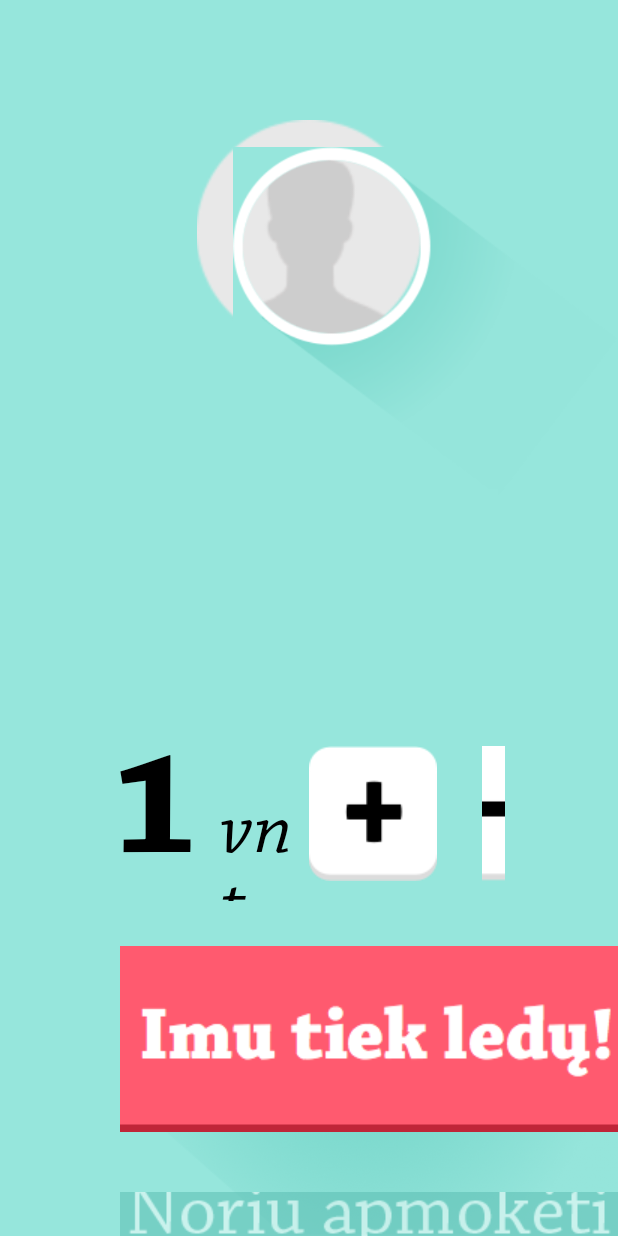
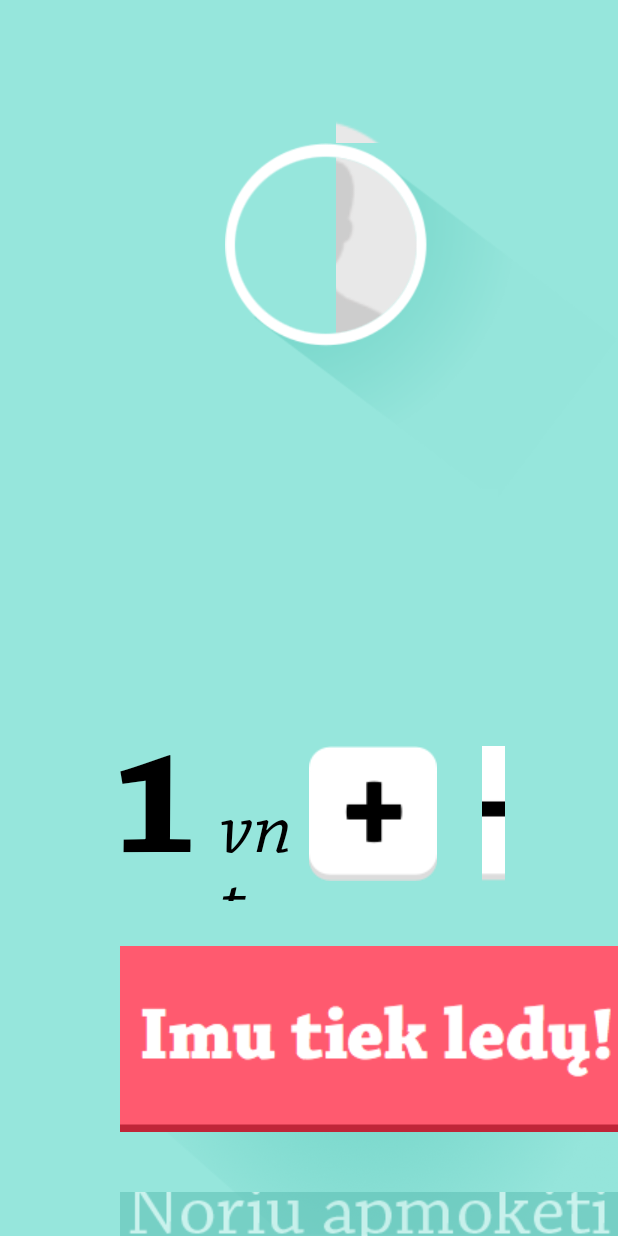
Before and after one commit to NFQ-Makers/IceKiosk, an Android app: the UserActivity screen opened directly, with no data from a screen before it, on a phone screen of 412 x 824 dp. Run offline under Robolectric (Android 15) with nearby library versions, the phone set to English and light mode, and no system bars; libraries missing offline, so code that uses them is left out: com.google.android.gms; 2 statements that could not run were skipped.

Commit message:
Fast hack for different photo sizes

```diff
--- a/app/src/main/res/layout/activity_user.xml
+++ b/app/src/main/res/layout/activity_user.xml
@@ -29,6 +29,17 @@
                 android:layout_alignParentStart="true" />
 
             <ImageView
+                android:layout_width="150sp"
+                android:layout_height="150sp"
+                android:id="@+id/imageFiller"
+                android:src="@color/background"
+                android:layout_marginTop="10dp"
+                android:layout_marginLeft="74sp"
+                android:layout_gravity="start"
+                android:layout_alignParentEnd="false"
+                android:layout_alignParentStart="false" />
+
+            <ImageView
                 android:layout_width="wrap_content"
                 android:layout_height="wrap_content"
                 android:id="@+id/imageView2"
@@ -36,7 +47,7 @@
                 android:layout_alignParentEnd="true"
                 android:layout_alignParentStart="true"
                 android:visibility="visible"
-                android:layout_marginLeft="155sp"
+                android:layout_marginLeft="150sp"
                 android:background="@android:color/transparent" />
 
             <LinearLayout
@@ -76,13 +87,14 @@
                     android:textSize="24sp" />
 
                 <TextView
+                    android:id="@+id/userNotes"
                     android:layout_width="match_parent"
                     android:layout_height="wrap_content"
-                    android:id="@+id/userNotes"
-                    android:textSize="24sp"
                     android:layout_marginTop="15dp"
                     android:gravity="center"
-                    android:minLines="2" />
+                    android:maxLines="2"
+                    android:minLines="2"
+                    android:textSize="24sp" />
             </LinearLayout>
 
         </RelativeLayout>
```
